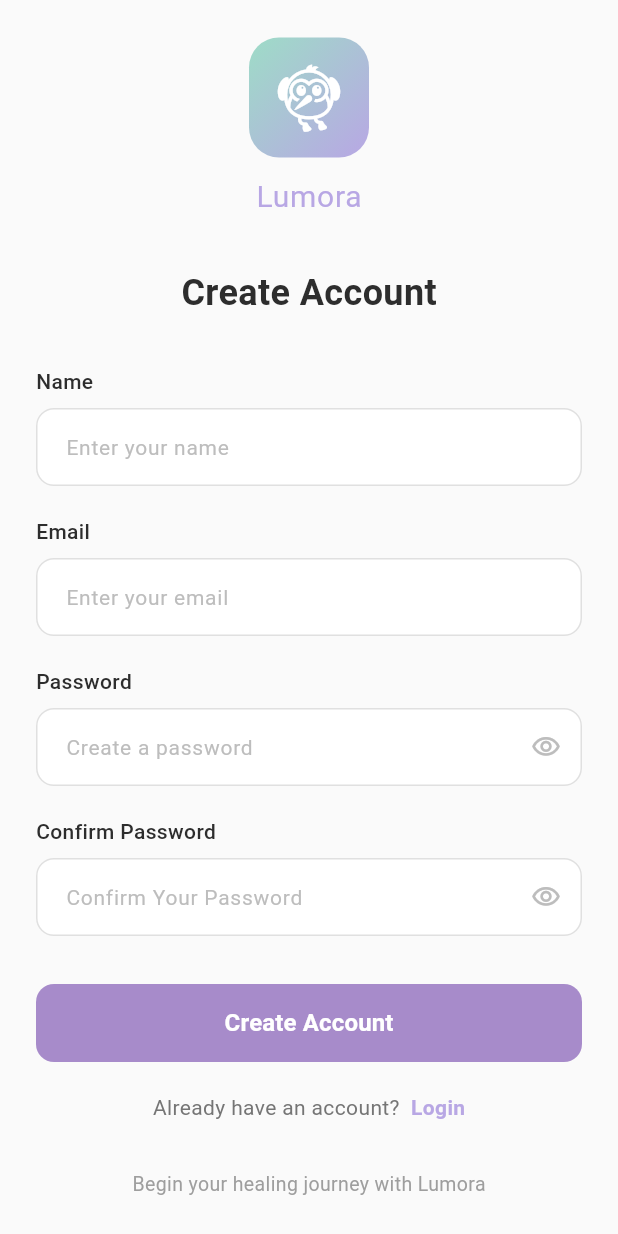
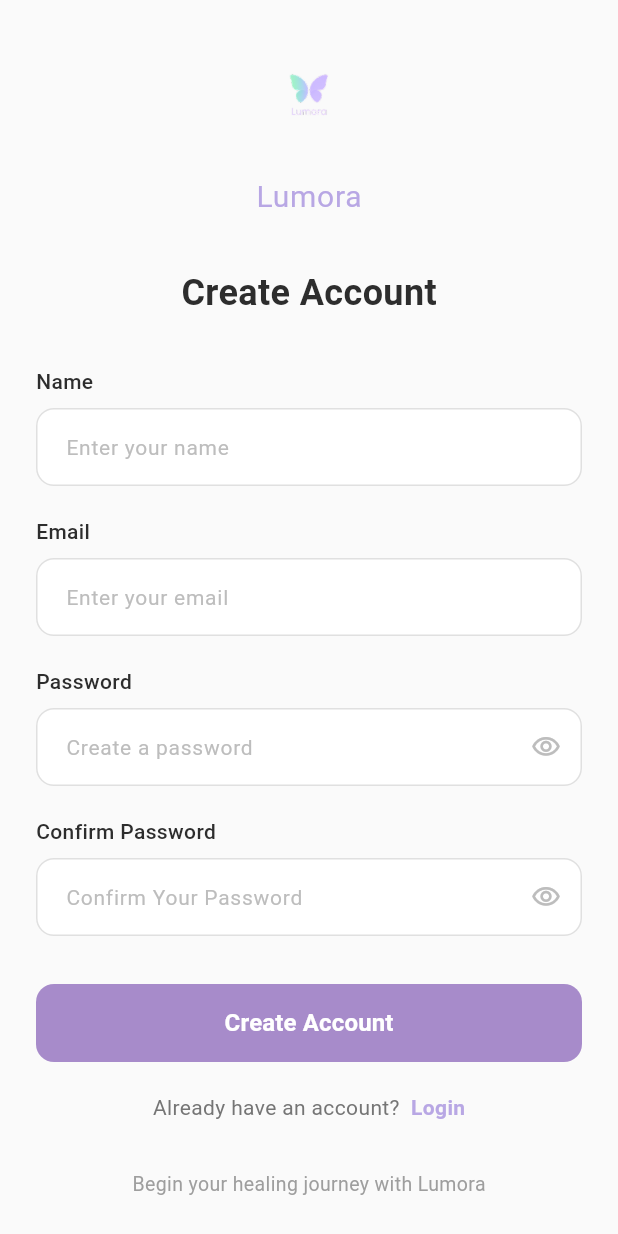
Before and after one commit to Ayathmaa/lumora-project, a Flutter app: the screen it shows after launch, after a tap on "Sign up", on a phone screen of 412 x 824 dp. Run offline on Flutter 3.47's test engine with Material 3 defaults, Android fonts, the phone set to English and light mode, and no system bars; our stand-ins replace firebase_auth, firebase_core; accounts and stored records are empty.

Commit message:
Add app logo asset, use it across UI, and perform small config/format fixes
- Add assets/images/logo.png and register it in pubspec.yaml
- Replace gradient/flutter_dash placeholder widgets with ClipRRect Image.asset in Home, Login and Signup screens
- Pin Android ndkVersion and minSdk in android/app/build.gradle.kts
- Minor Dart formatting and cleanup (inline constructors/styles, compact SnackBar/CircularProgressIndicator, BoxShadow color update)
- Add .vscode/settings.json and include macOS .DS_Store

```diff
--- a/lumora-flutter/lib/screens/login_screen.dart
+++ b/lumora-flutter/lib/screens/login_screen.dart
@@ -38,10 +38,7 @@ class _LoginScreenState extends State<LoginScreen> {
     } catch (e) {
       if (mounted) {
         ScaffoldMessenger.of(context).showSnackBar(
-          SnackBar(
-            content: Text(e.toString()),
-            backgroundColor: Colors.red,
-          ),
+          SnackBar(content: Text(e.toString()), backgroundColor: Colors.red),
         );
       }
     } finally {
@@ -75,10 +72,7 @@ class _LoginScreenState extends State<LoginScreen> {
     } catch (e) {
       if (mounted) {
         ScaffoldMessenger.of(context).showSnackBar(
-          SnackBar(
-            content: Text(e.toString()),
-            backgroundColor: Colors.red,
-          ),
+          SnackBar(content: Text(e.toString()), backgroundColor: Colors.red),
         );
       }
     }
@@ -98,21 +92,13 @@ class _LoginScreenState extends State<LoginScreen> {
                 mainAxisAlignment: MainAxisAlignment.center,
                 children: [
                   // Logo
-                  Container(
+                  ClipRRect(
+                    borderRadius: BorderRadius.circular(20),
+                    child: Image.asset(
+                      'assets/images/logo.png',
                       width: 80,
                       height: 80,
-                    decoration: BoxDecoration(
-                      gradient: const LinearGradient(
-                        colors: [Color(0xFF9EDCC7), Color(0xFFB8A7E4)],
-                        begin: Alignment.topLeft,
-                        end: Alignment.bottomRight,
-                      ),
-                      borderRadius: BorderRadius.circular(20),
-                    ),
-                    child: const Icon(
-                      Icons.flutter_dash,
-                      size: 50,
-                      color: Colors.white,
+                      fit: BoxFit.cover,
                     ),
                   ),
                   const SizedBox(height: 12),
@@ -320,7 +306,8 @@ class _LoginScreenState extends State<LoginScreen> {
                         ),
                         elevation: 0,
                       ),
-                      child: _isLoading
+                      child:
+                          _isLoading
                               ? const SizedBox(
                                 height: 20,
                                 width: 20,
@@ -379,10 +366,7 @@ class _LoginScreenState extends State<LoginScreen> {
                   // Tagline
                   const Text(
                     'Find peace of mind with Lumora',
-                    style: TextStyle(
-                      color: Color(0xFF9E9E9E),
-                      fontSize: 13,
-                    ),
+                    style: TextStyle(color: Color(0xFF9E9E9E), fontSize: 13),
                   ),
                 ],
               ),
--- a/lumora-flutter/lib/screens/signup_screen.dart
+++ b/lumora-flutter/lib/screens/signup_screen.dart
@@ -44,10 +44,7 @@ class _SignupScreenState extends State<SignupScreen> {
     } catch (e) {
       if (mounted) {
         ScaffoldMessenger.of(context).showSnackBar(
-          SnackBar(
-            content: Text(e.toString()),
-            backgroundColor: Colors.red,
-          ),
+          SnackBar(content: Text(e.toString()), backgroundColor: Colors.red),
         );
       }
     } finally {
@@ -71,21 +68,13 @@ class _SignupScreenState extends State<SignupScreen> {
                 mainAxisAlignment: MainAxisAlignment.center,
                 children: [
                   // Logo
-                  Container(
+                  ClipRRect(
+                    borderRadius: BorderRadius.circular(20),
+                    child: Image.asset(
+                      'assets/images/logo.png',
                       width: 80,
                       height: 80,
-                    decoration: BoxDecoration(
-                      gradient: const LinearGradient(
-                        colors: [Color(0xFF9EDCC7), Color(0xFFB8A7E4)],
-                        begin: Alignment.topLeft,
-                        end: Alignment.bottomRight,
-                      ),
-                      borderRadius: BorderRadius.circular(20),
-                    ),
-                    child: const Icon(
-                      Icons.flutter_dash,
-                      size: 50,
-                      color: Colors.white,
+                      fit: BoxFit.cover,
                     ),
                   ),
                   const SizedBox(height: 12),
@@ -346,7 +335,8 @@ class _SignupScreenState extends State<SignupScreen> {
                             ),
                             onPressed: () {
                               setState(() {
-                                _obscureConfirmPassword = !_obscureConfirmPassword;
+                                _obscureConfirmPassword =
+                                    !_obscureConfirmPassword;
                               });
                             },
                           ),
@@ -405,7 +395,8 @@ class _SignupScreenState extends State<SignupScreen> {
                         ),
                         elevation: 0,
                       ),
-                      child: _isLoading
+                      child:
+                          _isLoading
                               ? const SizedBox(
                                 height: 20,
                                 width: 20,
@@ -459,10 +450,7 @@ class _SignupScreenState extends State<SignupScreen> {
                   // Tagline
                   const Text(
                     'Begin your healing journey with Lumora',
-                    style: TextStyle(
-                      color: Color(0xFF9E9E9E),
-                      fontSize: 13,
-                    ),
+                    style: TextStyle(color: Color(0xFF9E9E9E), fontSize: 13),
                   ),
                 ],
               ),
--- a/lumora-flutter/pubspec.yaml
+++ b/lumora-flutter/pubspec.yaml
@@ -65,9 +65,8 @@ flutter:
   uses-material-design: true
 
   # To add assets to your application, add an assets section, like this:
-  # assets:
-  #   - images/a_dot_burr.jpeg
-  #   - images/a_dot_ham.jpeg
+  assets:
+    - assets/images/logo.png
 
   # An image asset can refer to one or more resolution-specific "variants", see
   # https://flutter.dev/to/resolution-aware-images
```
Also changed, not shown: lumora-flutter/lib/main.dart (+3 -9 lines), lumora-flutter/lib/screens/home_screen.dart (+10 -24 lines), lumora-flutter/assets/images/logo.png (added), 2 other files. Lines whose indentation alone changed are shown as unchanged.
